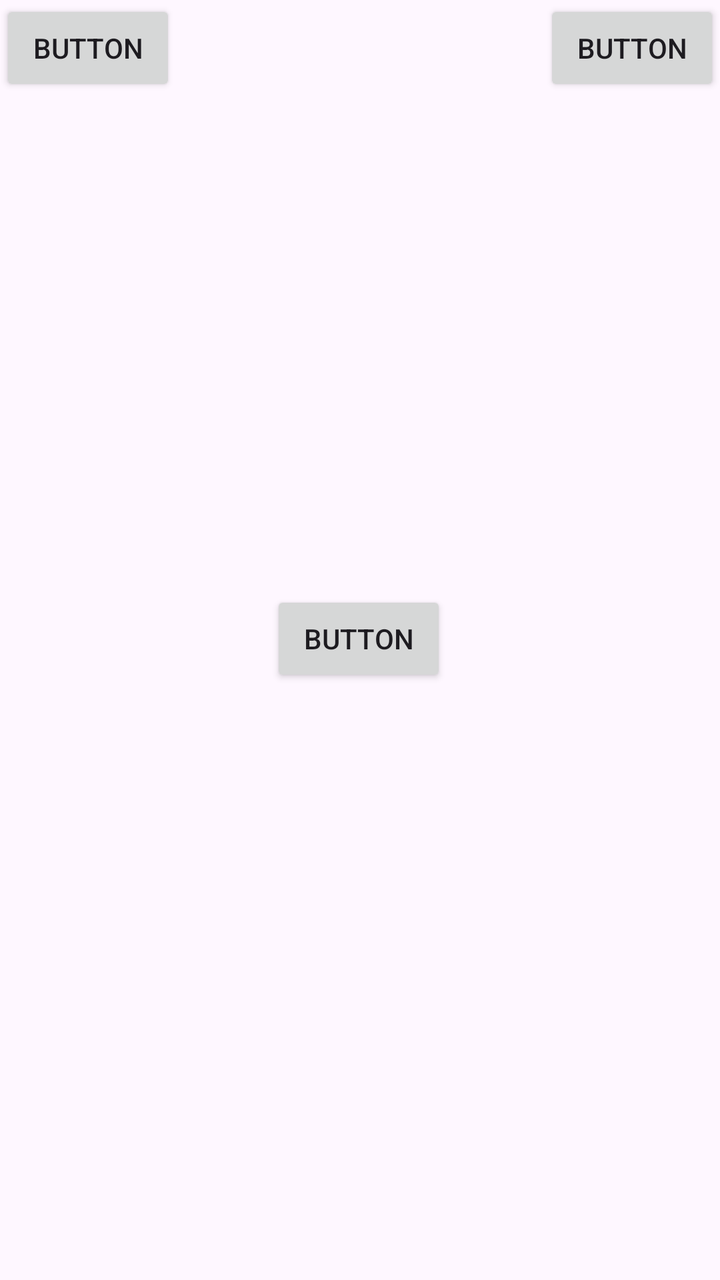
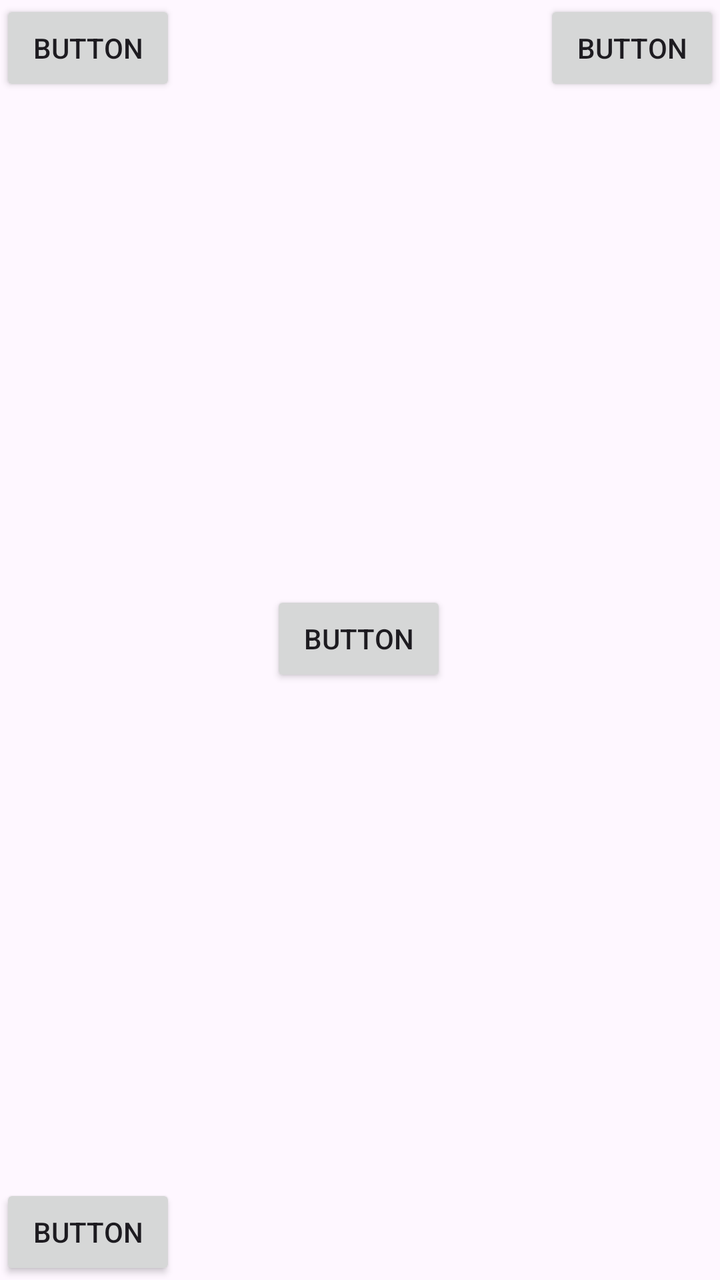

Compare the two renders of this Android layout. The source of the first and the diff that turns it into the second are given below.
<!-- AndroidManifest.xml: application theme Theme.Przyciski -->
<!-- res/layout/activity_main.xml -->
<?xml version="1.0" encoding="utf-8"?>
<androidx.constraintlayout.widget.ConstraintLayout xmlns:android="http://schemas.android.com/apk/res/android"
    xmlns:app="http://schemas.android.com/apk/res-auto"
    xmlns:tools="http://schemas.android.com/tools"
    android:id="@+id/main"
    android:layout_width="match_parent"
    android:layout_height="match_parent"
    tools:context=".MainActivity">

    <Button
        android:id="@+id/button"
        android:layout_width="wrap_content"
        android:layout_height="wrap_content"
        android:text="Button"
        app:layout_constraintBottom_toBottomOf="parent"
        app:layout_constraintEnd_toEndOf="parent"
        app:layout_constraintHorizontal_bias="0.498"
        app:layout_constraintStart_toStartOf="parent"
        app:layout_constraintTop_toTopOf="parent"
        app:layout_constraintVertical_bias="0.499" />

    <Button
        android:id="@+id/button2"
        android:layout_width="wrap_content"
        android:layout_height="wrap_content"
        android:text="Button"
        app:layout_constraintStart_toStartOf="parent"
        app:layout_constraintTop_toTopOf="parent" />

    <Button
        android:id="@+id/button3"
        android:layout_width="wrap_content"
        android:layout_height="wrap_content"
        android:text="Button"
        app:layout_constraintEnd_toEndOf="parent"
        app:layout_constraintTop_toTopOf="parent" />
</androidx.constraintlayout.widget.ConstraintLayout>
<!-- resources referenced by this layout -->
<resources>
  <style name="Theme.Przyciski" parent="Base.Theme.Przyciski" />
  <style name="Base.Theme.Przyciski" parent="Theme.Material3.DayNight.NoActionBar">
          
          
      </style>
</resources>

<!-- the commit's change to res/layout/activity_main.xml (unified diff, before → after) -->
@@ -34,4 +34,12 @@
         android:text="Button"
         app:layout_constraintEnd_toEndOf="parent"
         app:layout_constraintTop_toTopOf="parent" />
+
+    <Button
+        android:id="@+id/button4"
+        android:layout_width="wrap_content"
+        android:layout_height="wrap_content"
+        android:text="Button"
+        app:layout_constraintBottom_toBottomOf="parent"
+        app:layout_constraintStart_toStartOf="parent" />
 </androidx.constraintlayout.widget.ConstraintLayout>
